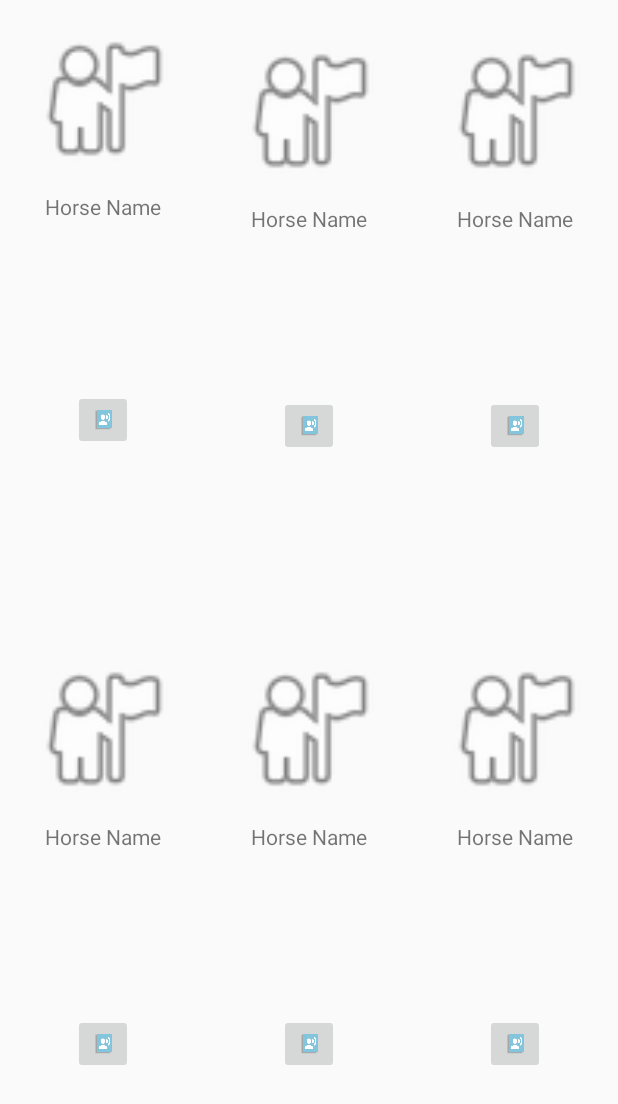
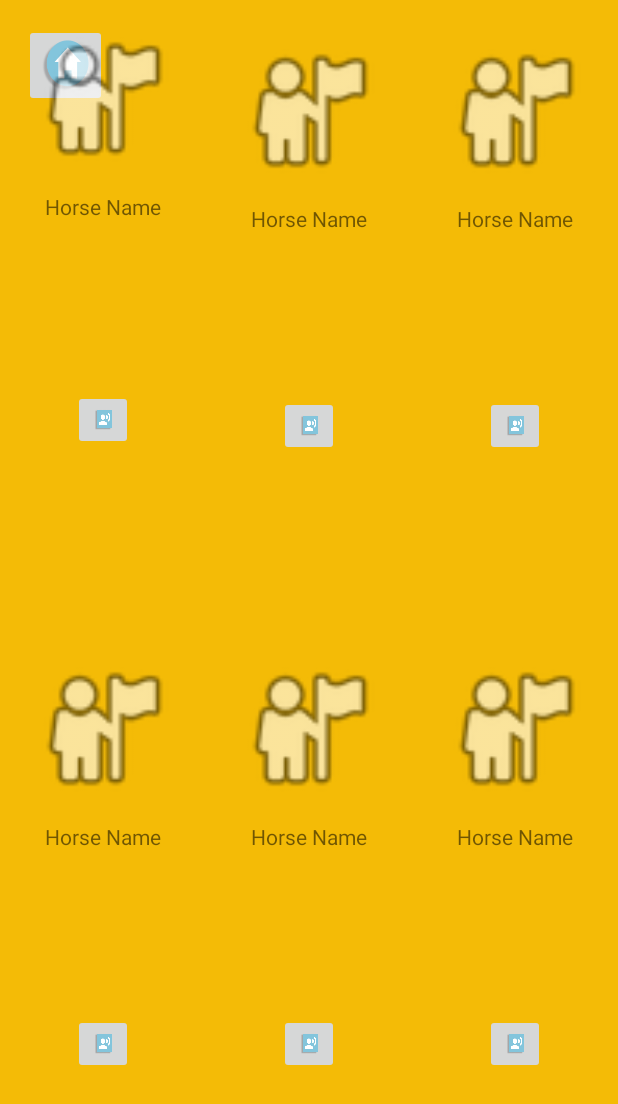
Before and after one commit to okason97/Labo-TP-2.0, an Android app: the layout recon_grid.xml on its own in the app's theme, with its tools: preview values and no code run, on a phone screen of 412 x 824 dp. Shown: the top 1104 px of the screen. Run offline under Robolectric (Android 15) with nearby library versions, the phone set to English and light mode, and no system bars; Roboto replaces fonts that are not available here.

Commit message:
Modified margin for corner buttons and background color

```diff
--- a/app/src/main/res/layout/recon_grid.xml
+++ b/app/src/main/res/layout/recon_grid.xml
@@ -1,10 +1,32 @@
 <?xml version="1.0" encoding="utf-8"?>
 <android.support.constraint.ConstraintLayout xmlns:android="http://schemas.android.com/apk/res/android"
     xmlns:app="http://schemas.android.com/apk/res-auto"
+    xmlns:tools="http://schemas.android.com/tools"
+    android:background="#f4bb06"
     android:layout_width="match_parent"
     android:layout_height="match_parent">
 
+    <ImageButton
+        android:id="@+id/imageButton10"
+        android:layout_width="55dp"
+        android:layout_height="55dp"
+        android:layout_marginStart="16dp"
+        android:layout_marginLeft="16dp"
+        android:layout_marginTop="16dp"
+        android:layout_marginEnd="8dp"
+        android:layout_marginRight="8dp"
+        android:layout_marginBottom="8dp"
+        android:scaleType="fitXY"
+        app:layout_constraintBottom_toBottomOf="parent"
+        app:layout_constraintEnd_toEndOf="parent"
+        app:layout_constraintHorizontal_bias="0.0"
+        app:layout_constraintStart_toStartOf="parent"
+        app:layout_constraintTop_toTopOf="parent"
+        app:layout_constraintVertical_bias="0.0"
+        app:srcCompat="@drawable/home_regular" />
+
     <LinearLayout
+        android:id="@+id/linearLayout6"
         android:layout_width="match_parent"
         android:layout_height="match_parent"
         android:orientation="vertical">
@@ -13,8 +35,8 @@
             android:layout_width="match_parent"
             android:layout_height="match_parent"
             android:layout_weight="1"
-            android:orientation="horizontal"
-            android:baselineAligned="false">
+            android:baselineAligned="false"
+            android:orientation="horizontal">
 
             <android.support.constraint.ConstraintLayout
                 android:layout_width="match_parent"
@@ -30,11 +52,11 @@
                     android:layout_marginTop="16dp"
                     android:layout_marginEnd="8dp"
                     android:layout_marginRight="8dp"
+                    android:contentDescription="@string/horse_image"
                     app:layout_constraintEnd_toEndOf="parent"
                     app:layout_constraintStart_toStartOf="parent"
                     app:layout_constraintTop_toTopOf="parent"
-                    app:srcCompat="@android:drawable/ic_menu_myplaces"
-                    android:contentDescription="@string/horse_image" />
+                    app:srcCompat="@android:drawable/ic_menu_myplaces" />
 
                 <TextView
                     android:id="@+id/textView1"
@@ -52,13 +74,13 @@
                     android:layout_height="40dp"
                     android:layout_marginTop="8dp"
                     android:layout_marginBottom="8dp"
+                    android:contentDescription="@string/horse_sound"
                     android:scaleType="fitXY"
                     app:layout_constraintBottom_toBottomOf="parent"
                     app:layout_constraintEnd_toEndOf="@+id/textView1"
                     app:layout_constraintStart_toStartOf="@+id/textView1"
                     app:layout_constraintTop_toBottomOf="@+id/textView1"
-                    app:srcCompat="@drawable/audio_regular"
-                    android:contentDescription="@string/horse_sound" />
+                    app:srcCompat="@drawable/audio_regular" />
             </android.support.constraint.ConstraintLayout>
 
             <android.support.constraint.ConstraintLayout
@@ -75,11 +97,11 @@
                     android:layout_marginTop="24dp"
                     android:layout_marginEnd="8dp"
                     android:layout_marginRight="8dp"
+                    android:contentDescription="@string/horse_image"
                     app:layout_constraintEnd_toEndOf="parent"
                     app:layout_constraintStart_toStartOf="parent"
                     app:layout_constraintTop_toTopOf="parent"
-                    app:srcCompat="@android:drawable/ic_menu_myplaces"
-                    android:contentDescription="@string/horse_image" />
+                    app:srcCompat="@android:drawable/ic_menu_myplaces" />
 
                 <TextView
                     android:id="@+id/textView2"
@@ -97,13 +119,13 @@
                     android:layout_height="40dp"
                     android:layout_marginTop="8dp"
                     android:layout_marginBottom="8dp"
+                    android:contentDescription="@string/horse_sound"
                     android:scaleType="fitXY"
                     app:layout_constraintBottom_toBottomOf="parent"
                     app:layout_constraintEnd_toEndOf="@+id/textView2"
                     app:layout_constraintStart_toStartOf="@+id/textView2"
                     app:layout_constraintTop_toBottomOf="@+id/textView2"
-                    app:srcCompat="@drawable/audio_regular"
-                    android:contentDescription="@string/horse_sound" />
+                    app:srcCompat="@drawable/audio_regular" />
             </android.support.constraint.ConstraintLayout>
 
             <android.support.constraint.ConstraintLayout
@@ -120,11 +142,11 @@
                     android:layout_marginTop="24dp"
                     android:layout_marginEnd="8dp"
                     android:layout_marginRight="8dp"
+                    android:contentDescription="@string/horse_image"
                     app:layout_constraintEnd_toEndOf="parent"
                     app:layout_constraintStart_toStartOf="parent"
                     app:layout_constraintTop_toTopOf="parent"
-                    app:srcCompat="@android:drawable/ic_menu_myplaces"
-                    android:contentDescription="@string/horse_image" />
+                    app:srcCompat="@android:drawable/ic_menu_myplaces" />
 
                 <TextView
                     android:id="@+id/textView3"
@@ -142,13 +164,13 @@
                     android:layout_height="40dp"
                     android:layout_marginTop="8dp"
                     android:layout_marginBottom="8dp"
+                    android:contentDescription="@string/horse_sound"
                     android:scaleType="fitXY"
                     app:layout_constraintBottom_toBottomOf="parent"
                     app:layout_constraintEnd_toEndOf="@+id/textView3"
                     app:layout_constraintStart_toStartOf="@+id/textView3"
                     app:layout_constraintTop_toBottomOf="@+id/textView3"
-                    app:srcCompat="@drawable/audio_regular"
-                    android:contentDescription="@string/horse_sound" />
+                    app:srcCompat="@drawable/audio_regular" />
             </android.support.constraint.ConstraintLayout>
 
         </LinearLayout>
@@ -157,8 +179,8 @@
             android:layout_width="match_parent"
             android:layout_height="match_parent"
             android:layout_weight="1"
-            android:orientation="horizontal"
-            android:baselineAligned="false">
+            android:baselineAligned="false"
+            android:orientation="horizontal">
 
             <android.support.constraint.ConstraintLayout
                 android:layout_width="match_parent"
@@ -174,11 +196,11 @@
                     android:layout_marginTop="24dp"
                     android:layout_marginEnd="8dp"
                     android:layout_marginRight="8dp"
+                    android:contentDescription="@string/horse_image"
                     app:layout_constraintEnd_toEndOf="parent"
                     app:layout_constraintStart_toStartOf="parent"
                     app:layout_constraintTop_toTopOf="parent"
-                    app:srcCompat="@android:drawable/ic_menu_myplaces"
-                    android:contentDescription="@string/horse_image" />
+                    app:srcCompat="@android:drawable/ic_menu_myplaces" />
 
                 <TextView
                     android:id="@+id/textView4"
@@ -196,13 +218,13 @@
                     android:layout_height="40dp"
                     android:layout_marginTop="8dp"
                     android:layout_marginBottom="8dp"
+                    android:contentDescription="@string/horse_sound"
                     android:scaleType="fitXY"
                     app:layout_constraintBottom_toBottomOf="parent"
                     app:layout_constraintEnd_toEndOf="@+id/textView4"
                     app:layout_constraintStart_toStartOf="@+id/textView4"
                     app:layout_constraintTop_toBottomOf="@+id/textView4"
-                    app:srcCompat="@drawable/audio_regular"
-                    android:contentDescription="@string/horse_sound" />
+                    app:srcCompat="@drawable/audio_regular" />
             </android.support.constraint.ConstraintLayout>
 
             <android.support.constraint.ConstraintLayout
@@ -219,11 +241,11 @@
                     android:layout_marginTop="24dp"
                     android:layout_marginEnd="8dp"
                     android:layout_marginRight="8dp"
+                    android:contentDescription="@string/horse_image"
                     app:layout_constraintEnd_toEndOf="parent"
                     app:layout_constraintStart_toStartOf="parent"
                     app:layout_constraintTop_toTopOf="parent"
-                    app:srcCompat="@android:drawable/ic_menu_myplaces"
-                    android:contentDescription="@string/horse_image" />
+                    app:srcCompat="@android:drawable/ic_menu_myplaces" />
 
                 <TextView
                     android:id="@+id/textView5"
@@ -241,13 +263,13 @@
                     android:layout_height="40dp"
                     android:layout_marginTop="8dp"
                     android:layout_marginBottom="8dp"
+                    android:contentDescription="@string/horse_sound"
                     android:scaleType="fitXY"
                     app:layout_constraintBottom_toBottomOf="parent"
                     app:layout_constraintEnd_toEndOf="@+id/textView5"
                     app:layout_constraintStart_toStartOf="@+id/textView5"
                     app:layout_constraintTop_toBottomOf="@+id/textView5"
-                    app:srcCompat="@drawable/audio_regular"
-                    android:contentDescription="@string/horse_sound" />
+                    app:srcCompat="@drawable/audio_regular" />
             </android.support.constraint.ConstraintLayout>
 
             <android.support.constraint.ConstraintLayout
@@ -264,11 +286,11 @@
                     android:layout_marginTop="24dp"
                     android:layout_marginEnd="8dp"
                     android:layout_marginRight="8dp"
+                    android:contentDescription="@string/horse_image"
                     app:layout_constraintEnd_toEndOf="parent"
                     app:layout_constraintStart_toStartOf="parent"
                     app:layout_constraintTop_toTopOf="parent"
-                    app:srcCompat="@android:drawable/ic_menu_myplaces"
-                    android:contentDescription="@string/horse_image" />
+                    app:srcCompat="@android:drawable/ic_menu_myplaces" />
 
                 <TextView
                     android:id="@+id/textView6"
@@ -286,13 +308,13 @@
                     android:layout_height="40dp"
                     android:layout_marginTop="8dp"
                     android:layout_marginBottom="8dp"
+                    android:contentDescription="@string/horse_sound"
                     android:scaleType="fitXY"
                     app:layout_constraintBottom_toBottomOf="parent"
                     app:layout_constraintEnd_toEndOf="@+id/textView6"
                     app:layout_constraintStart_toStartOf="@+id/textView6"
                     app:layout_constraintTop_toBottomOf="@+id/textView6"
-                    app:srcCompat="@drawable/audio_regular"
-                    android:contentDescription="@string/horse_sound" />
+                    app:srcCompat="@drawable/audio_regular" />
             </android.support.constraint.ConstraintLayout>
         </LinearLayout>
     </LinearLayout>
```
Also changed, not shown: app/src/main/res/layout/inicio.xml (+20 -20 lines), app/src/main/res/layout/recon_list.xml (+4 -3 lines).
